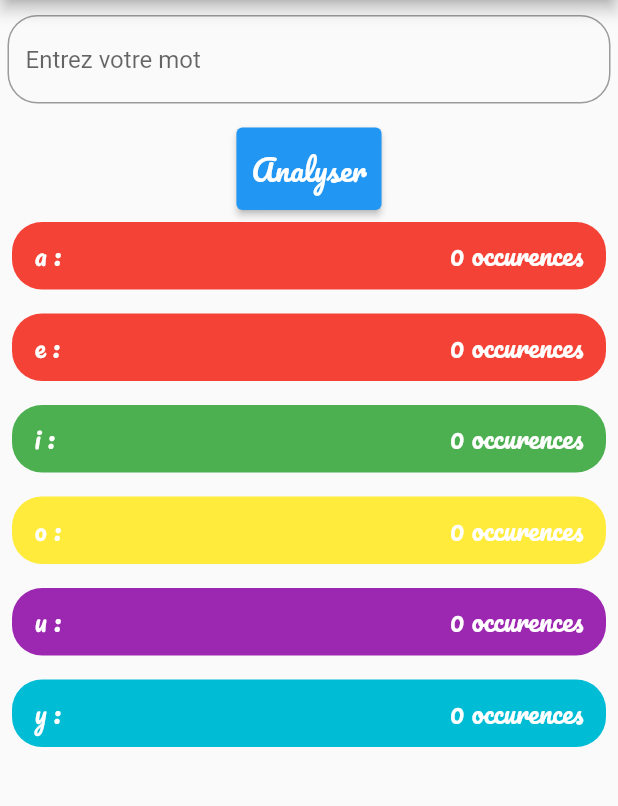
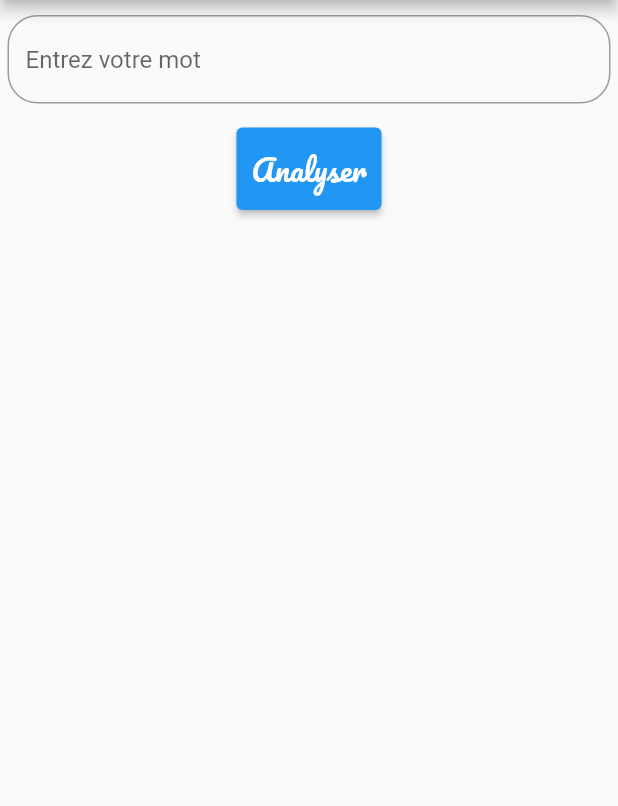
Before and after one commit to jsertram63/analyseur_live_flutter, a Flutter app: the screen it shows after launch, on a phone screen of 412 x 824 dp, the part 84-890 px from its top. Run offline on Flutter 3.47's test engine with Material 2 defaults, Android fonts, the light colour scheme and no system bars; Roboto replaces fonts that are missing (pacifico).

Commit message:
ajout singulier pluriel

```diff
--- a/lib/homepage.dart
+++ b/lib/homepage.dart
@@ -60,8 +60,9 @@ class _HomePageState extends State<HomePage> {
            case 'e': print("e");
            incremente(motSaisi[i]);// _incremnenteE
             break;
-            incremente(motSaisi[i]);
+
             case 'i': print("i");
+              incremente(motSaisi[i]);
             break;
             incremente(motSaisi[i]);
             case 'o': print("o");
@@ -78,6 +79,7 @@ class _HomePageState extends State<HomePage> {
         }
     }
     print(voyelleDico);
+   // print("voyelleDico[\"a\"]");
     print('$nbConsonnes co@nsonnes');
   }
 
@@ -314,28 +316,36 @@ class _HomePageState extends State<HomePage> {
           padding: const EdgeInsets.all(8.0),
           // on va récupéré le nombre d'occurences dans la map
           // on va faire une string interpolation
-          child: RowVoyelle(letter:"a", colorRow: Colors.red,textOccurences: "${voyelleDico["a"].toString()} occurences")
-        ),
+          child:(voyelleDico['a'] == 0) ? null :  RowVoyelle(letter:"a", colorRow: Colors.red,textOccurences: (voyelleDico['a'] == 1)
+? '${voyelleDico["a"]} occurence'
+: '${voyelleDico["a"]} occurences')),
          Padding(
           padding: const EdgeInsets.all(8.0),
-          child: RowVoyelle(letter:"e", colorRow: Colors.red,textOccurences: "${voyelleDico["e"].toString()} occurences"),
-        ),
+          child:(voyelleDico['e'] == 0) ? null :  RowVoyelle(letter:"e", colorRow: Colors.green,textOccurences: (voyelleDico['e'] == 1)
+? '${voyelleDico["e"]} occurence'
+: '${voyelleDico["e"]} occurences')),
+
          Padding(
           padding: const EdgeInsets.all(8.0),
-          child: RowVoyelle(letter:"i", colorRow: Colors.green,textOccurences: "${voyelleDico["i"].toString()} occurences"),
-        ),
+          child:(voyelleDico['i'] == 0) ? null :  RowVoyelle(letter:"i", colorRow: Colors.blue,textOccurences: (voyelleDico['i'] == 1)
+? '${voyelleDico["i"]} occurence'
+: '${voyelleDico["i"]} occurences')),
          Padding(
           padding: const EdgeInsets.all(8.0),
-          child: RowVoyelle(letter:"o", colorRow: Colors.yellow,textOccurences: "${voyelleDico["o"].toString()} occurences")
-        ),
+          child: (voyelleDico['o'] == 0) ? null :  RowVoyelle(letter:"o", colorRow: Colors.purple,textOccurences: (voyelleDico['o'] == 1)
+? '${voyelleDico["o"]} occurence'
+: '${voyelleDico["o"]} occurences')),
          Padding(
           padding: const EdgeInsets.all(8.0),
-          child: RowVoyelle(letter:"u", colorRow: Colors.purple,textOccurences: "${voyelleDico["u"].toString()} occurences"),
-        ),
+          child: (voyelleDico['u'] == 0) ? null :  RowVoyelle(letter:"u", colorRow: Colors.deepOrange,textOccurences: (voyelleDico['u'] == 1)
+? '${voyelleDico["u"]} occurence'
+: '${voyelleDico["u"]} occurences')),
          Padding(
           padding: const EdgeInsets.all(8.0),
-          child: RowVoyelle(letter:"y", colorRow: Colors.cyan,textOccurences: "${voyelleDico["y"].toString()} occurences"),
-        ),
+          child:(voyelleDico['y'] == 0) ? null :  RowVoyelle(letter:"y", colorRow: Colors.indigo,textOccurences: (voyelleDico['y'] == 1)
+? '${voyelleDico["y"]} occurence'
+: '${voyelleDico["y"]} occurences')),
+
 
 
 
--- /dev/null
+++ b/lib/model/motAnalyse.dart
@@ -0,0 +1,4 @@
+class MotAnalyse {
+ late String mot;
+ late Map<String,int> voyelleDico = {'a':0,'e':0,'i':0,'o':0,'u':0,"y":0};
+}
```
